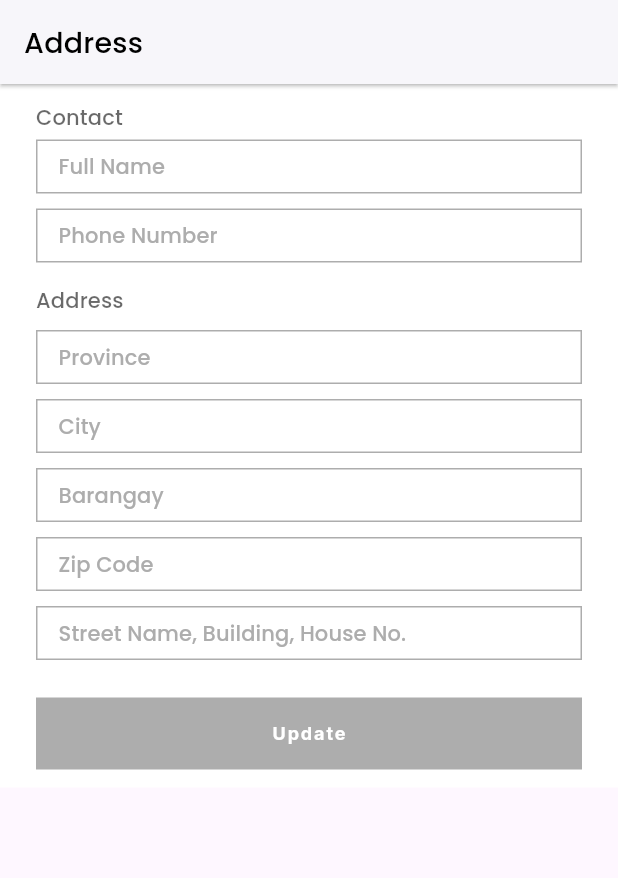
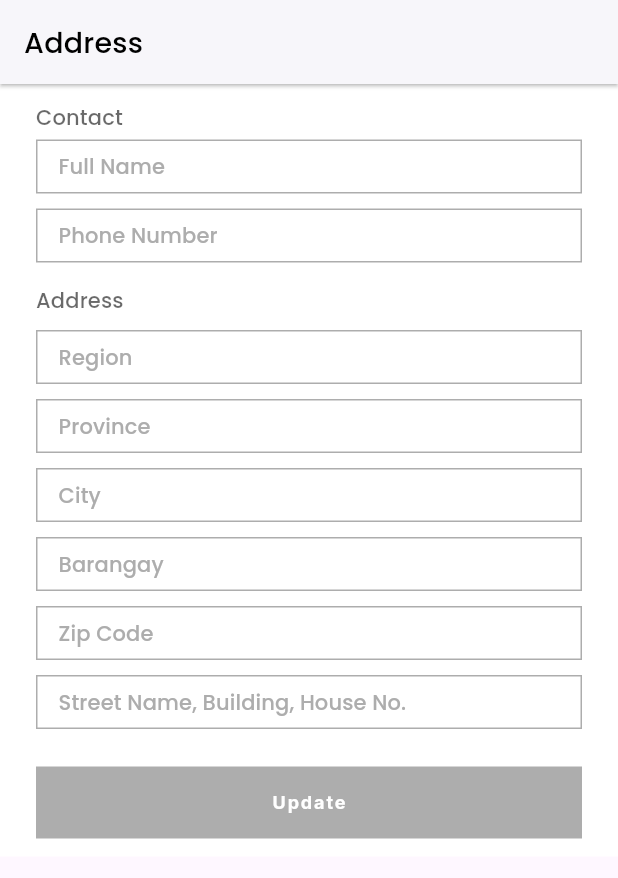
Before and after one commit to batmhannJ/Ecommerce-Web, a Flutter app: the AddressView widget shown alone on an empty page, opened directly, on a phone screen of 412 x 824 dp. Shown: the top 878 px of the screen. Run offline on Flutter 3.47's test engine with Material 3 defaults, Android fonts, the phone set to English and light mode, and no system bars; our stand-ins replace dropdown_button2, gap, google_fonts, material_symbols_icons, shared_preferences, webview_flutter; accounts and stored records are empty; network calls fail.

Commit message:
address name fetching

```diff
--- a/mobile/lib/model/address.dart
+++ b/mobile/lib/model/address.dart
@@ -6,6 +6,7 @@ class Address {
   final String barangay;
   final String zip;
   final String street;
+  final String region;
 
   Address({
     this.name = '',
@@ -15,6 +16,7 @@ class Address {
     this.barangay = '',
     this.zip = '',
     this.street = '',
+    this.region = '',
   });
 
   factory Address.fromJson(Map<String, dynamic> json) {
@@ -26,6 +28,7 @@ class Address {
       barangay: json['barangay'] ?? '',
       zip: json['zip'] ?? '',
       street: json['street'] ?? '',
+      region: json['region'] ?? '',
     );
   }
 }
--- /dev/null
+++ b/mobile/lib/services/address_service.dart
@@ -0,0 +1,108 @@
+import 'dart:convert';
+import 'package:http/http.dart' as http;
+
+class AddressService {
+  final String baseUrl;
+
+  AddressService(this.baseUrl);
+
+  Future<List<dynamic>> fetch(String jsonPathName) async {
+    final response = await http.get(Uri.parse('$baseUrl/$jsonPathName.json'));
+
+    if (response.statusCode == 200) {
+      print('Fetched $jsonPathName: ${response.body}'); // Log fetched JSON
+      return jsonDecode(response.body);
+    } else {
+      throw Exception('Failed to load data');
+    }
+  }
+
+  /// Fetch all regions
+  Future<List<dynamic>> regions() async {
+    try {
+      final data = await fetch('region');
+      return data.map((region) {
+        return {
+          'id': region['id'],
+          'psgc_code': region['psgc_code'],
+          'region_name': region['region_name'],
+          'region_code': region['region_code'],
+        };
+      }).toList();
+    } catch (e) {
+      throw Exception('Error fetching regions: $e');
+    }
+  }
+
+  /// Fetch a region by its code
+  Future<Map<String, dynamic>?> regionByCode(String code) async {
+    try {
+      final data = await fetch('region');
+      return data.firstWhere((region) => region['region_code'] == code, orElse: () => null);
+    } catch (e) {
+      throw Exception('Error fetching region by code: $e');
+    }
+  }
+
+  /// Fetch all provinces for a given region code
+  Future<List<dynamic>> provinces(String code) async {
+    try {
+      final data = await fetch('province');
+      print('Fetched provinces: $data'); // Log the fetched data
+      return data.where((province) => province['region_code'] == code).map((filtered) {
+        return {
+          'psgc_code': filtered['psgc_code'],
+          'province_name': filtered['province_name'],
+          'province_code': filtered['province_code'],
+          'region_code': filtered['region_code'],
+        };
+      }).toList();
+    } catch (e) {
+      throw Exception('Error fetching provinces: $e');
+    }
+  }
+
+  /// Fetch all cities for a given province code
+  Future<List<dynamic>> cities(String code) async {
+    try {
+      final data = await fetch('city');
+      return data.where((city) => city['province_code'] == code).map((filtered) {
+        return {
+          'city_name': filtered['city_name'],
+          'city_code': filtered['city_code'],
+          'province_code': filtered['province_code'],
+          'region_desc': filtered['region_desc'],
+        };
+      }).toList();
+    } catch (e) {
+      throw Exception('Error fetching cities: $e');
+    }
+  }
+
+  /// Fetch all barangays for a given city code
+  Future<List<dynamic>> barangays(String code) async {
+    try {
+      final data = await fetch('barangay');
+      return data.where((barangay) => barangay['city_code'] == code).map((filtered) {
+        return {
+          'brgy_name': filtered['brgy_name'],
+          'brgy_code': filtered['brgy_code'],
+          'province_code': filtered['province_code'],
+          'region_code': filtered['region_code'],
+        };
+      }).toList();
+    } catch (e) {
+      throw Exception('Error fetching barangays: $e');
+    }
+  }
+
+  /// Fetch a province by its name
+  Future<Map<String, dynamic>?> provinceByName(String name) async {
+    try {
+      final data = await fetch('province');
+      return data.firstWhere((province) => province['province_name'] == name, orElse: () => null);
+    } catch (e) {
+      throw Exception('Error fetching province by name: $e');
+    }
+  }
+}
--- a/mobile/lib/view/address_view.dart
+++ b/mobile/lib/view/address_view.dart
@@ -5,7 +5,7 @@ import 'package:indigitech_shop/core/style/text_styles.dart';
 import 'package:indigitech_shop/view/layout/default_view_layout.dart';
 import 'package:indigitech_shop/view_model/auth_view_model.dart';
 import 'package:provider/provider.dart';
-
+import 'package:indigitech_shop/services/address_service.dart'; // Update with your actual project name
 import '../core/style/form_styles.dart';
 import '../widget/buttons/custom_filled_button.dart';
 import '../widget/form_fields/custom_text_form_field.dart';
@@ -18,6 +18,11 @@ class AddressView extends StatefulWidget {
 }
 
 class _AddressViewState extends State<AddressView> {
+  final AddressService _addressService = AddressService('https://isaacdarcilla.github.io/philippine-addresses');
+  List<dynamic> regions = [];
+  List<dynamic> provinces = [];
+  List<dynamic> cities = [];
+  List<dynamic> barangays = [];
   final _fullNameController = TextEditingController();
   final _phoneNumberController = TextEditingController();
   final _emailController = TextEditingController();
@@ -26,6 +31,7 @@ class _AddressViewState extends State<AddressView> {
   final _provinceController = TextEditingController();
   final _municipalityController = TextEditingController();
   final _barangayController = TextEditingController();
+  final _regionController = TextEditingController();
 
   String? currentName;
   String? currentPhone;
@@ -39,6 +45,8 @@ class _AddressViewState extends State<AddressView> {
  @override
 void initState() {
   super.initState();
+  fetchAddressDetails();
+
   final authViewModel = context.read<AuthViewModel>();
 
   // Fetch user details first
@@ -56,20 +64,14 @@ void initState() {
 
     // Now fetch user address
     authViewModel.fetchUserAddress().then((_) {
-      setState(() {
-        final currentAddress = authViewModel.address; // Use currentAddress for clarity
-        _provinceController.text = currentAddress?.province ?? ''; // Safe handling of null
-        _municipalityController.text = currentAddress?.municipality ?? ''; // Safe handling of null
-        _barangayController.text = currentAddress?.barangay ?? ''; // Safe handling of null
-        _zipController.text = currentAddress?.zip ?? ''; // Safe handling of null
-        _streetController.text = currentAddress?.street ?? ''; // Safe handling of null
+      final currentAddress = authViewModel.address; // Use currentAddress for clarity
+     setState(() {
+          _zipController.text = currentAddress?.zip ?? '';
+          _streetController.text = currentAddress?.street ?? '';
+          setAddressCodes(currentAddress);
+          setAddressNames(currentAddress); // Get names after setting codes
+        });
 
-        print('Address Province: ${currentAddress?.province}');
-        print('Address Municipality: ${currentAddress?.municipality}');
-        print('Address Barangay: ${currentAddress?.barangay}');
-        print('Address Zip: ${currentAddress?.zip}');
-        print('Address Street: ${currentAddress?.street}');
-      });
     }).catchError((error) {
       print('Error fetching address: $error');
     });
@@ -78,6 +80,111 @@ void initState() {
   });
 }
 
+Future<void> fetchAddressDetails() async {
+  try {
+    // Fetch regions
+    regions = await _addressService.regions();
+    print("Regions: $regions");
+
+    // Get the first region's code
+    if (regions.isNotEmpty) {
+      String regionCode = regions[0]['region_code'];
+
+      // Fetch provinces by region code
+      provinces = await _addressService.provinces(regionCode);
+      print("Provinces: $provinces");
+
+      if (provinces.isNotEmpty) {
+        String provinceCode = provinces[0]['province_code'];
+
+        // Fetch cities by province code
+        cities = await _addressService.cities(provinceCode);
+        print("Cities: $cities");
+
+        if (cities.isNotEmpty) {
+          String cityCode = cities[0]['city_code'];
+
+          // Fetch barangays by city code
+          barangays = await _addressService.barangays(cityCode);
+          print("Barangays: $barangays");
+        }
+      }
+    }
+  } catch (error) {
+    print("Error fetching address details: $error");
+  }
+}
+
+
+  void setAddressCodes(dynamic currentAddress) {
+    if (currentAddress != null) {
+      _regionController.text = currentAddress.region ?? '';
+      _provinceController.text = currentAddress.province ?? '';
+      _municipalityController.text = currentAddress.municipality ?? '';
+      _barangayController.text = currentAddress.barangay ?? '';
+    }
+  }
+
+void setAddressNames(dynamic currentAddress) {
+  if (currentAddress != null) {
+    // Print the current address for debugging
+    print("Current Address: $currentAddress");
+
+    // Retrieve region name
+    currentRegion = regions.firstWhere(
+      (r) => r['region_code'] == currentAddress.region,
+      orElse: () {
+        print('Region not found for code: ${currentAddress.region}');
+        return {'region_name': 'Unknown Region'};
+      },
+    )['region_name'];
+
+    // Retrieve province name
+    currentProvince = provinces.firstWhere(
+      (p) => p['province_code'] == currentAddress.province,
+      orElse: () {
+        print('Province not found for code: ${currentAddress.province}');
+        return {'province_name': 'Unknown Province'};
+      },
+    )['province_name'];
+
+    // Retrieve municipality name
+    currentMunicipality = cities.firstWhere(
+      (c) => c['city_code'] == currentAddress.municipality,
+      orElse: () {
+        print('City not found for code: ${currentAddress.municipality}');
+        return {'city_name': 'Unknown City'};
+      },
+    )['city_name'];
+
+    // Retrieve barangay name
+    currentBarangay = barangays.firstWhere(
+      (b) => b['brgy_code'] == currentAddress.barangay,
+      orElse: () {
+        print('Barangay not found for code: ${currentAddress.barangay}');
+        return {'brgy_name': 'Unknown Barangay'};
+      },
+    )['brgy_name'];
+
+    // Update the text controllers with names
+    _regionController.text = currentRegion ?? '';
+    _provinceController.text = currentProvince ?? '';
+    _municipalityController.text = currentMunicipality ?? '';
+    _barangayController.text = currentBarangay ?? '';
+
+    printAddressDetails();
+  } else {
+    print('Current Address is null');
+  }
+}
+
+  void printAddressDetails() {
+    print("Region Name: $currentRegion");
+    print("Province Name: $currentProvince");
+    print("Municipality Name: $currentMunicipality");
+    print("Barangay Name: $currentBarangay");
+  }
+
   @override
   void dispose() {
     _fullNameController.dispose();
@@ -85,6 +192,7 @@ void initState() {
     _provinceController.dispose();
     _municipalityController.dispose();
     _barangayController.dispose();
+    _regionController.dispose(); // Dispose the region controller
     _zipController.dispose();
     _streetController.dispose();
     super.dispose();
@@ -102,6 +210,7 @@ void initState() {
             currentProvince = _provinceController.text;
             currentMunicipality = _municipalityController.text;
             currentBarangay = _barangayController.text;
+            currentRegion = _regionController.text;
             currentZip = _zipController.text;
             currentStreet = _streetController.text;
           });
@@ -136,6 +245,13 @@ void initState() {
                 "Address",
                 style:
                     AppTextStyles.subtitle2.copyWith(color: AppColors.darkGrey),
+              ),
+              const Gap(10),
+              CustomTextFormField(
+                controller: _regionController, // Region input
+                formStyle: AppFormStyles.defaultFormStyle,
+                height: 36,
+                hintText: "Region",
               ),
               const Gap(10),
               CustomTextFormField(
@@ -196,8 +312,8 @@ void initState() {
                           context: context,
                         );
                         context.read<AuthViewModel>().updateAddress(
-                          province: _fullNameController.text,
-                          municipality: _phoneNumberController.text,
+                          province: _provinceController.text,  // Corrected to use the province controller
+                          municipality: _municipalityController.text,
                           barangay: _barangayController.text,
                           zip: _zipController.text,
                           street: _streetController.text,
```
